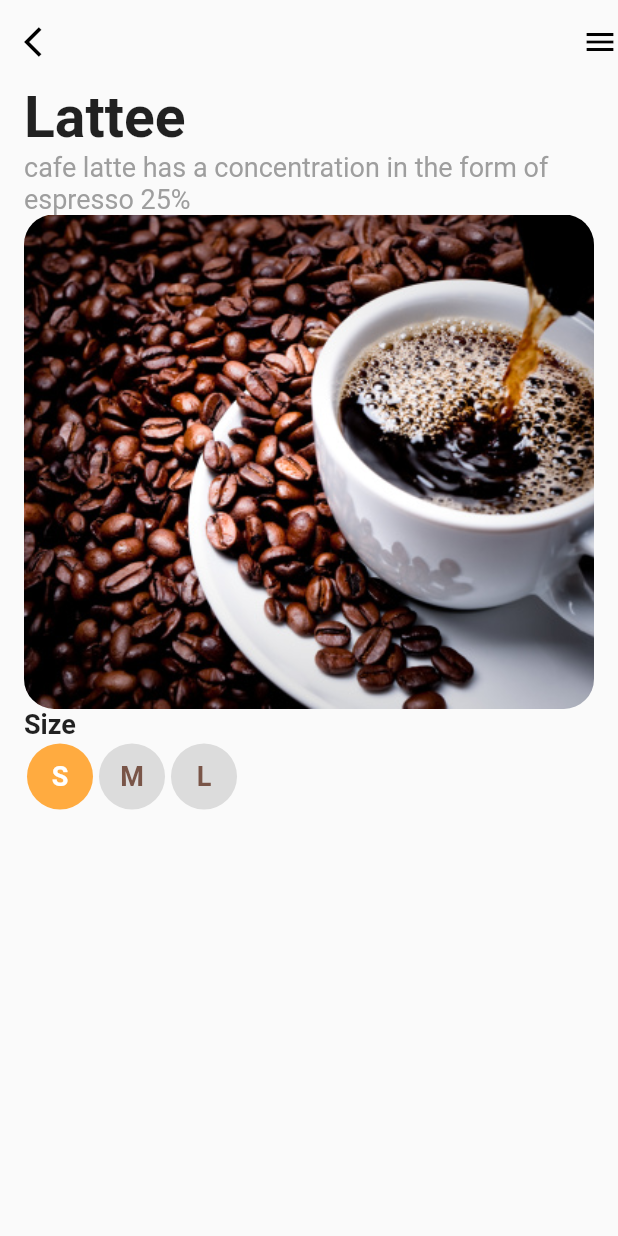
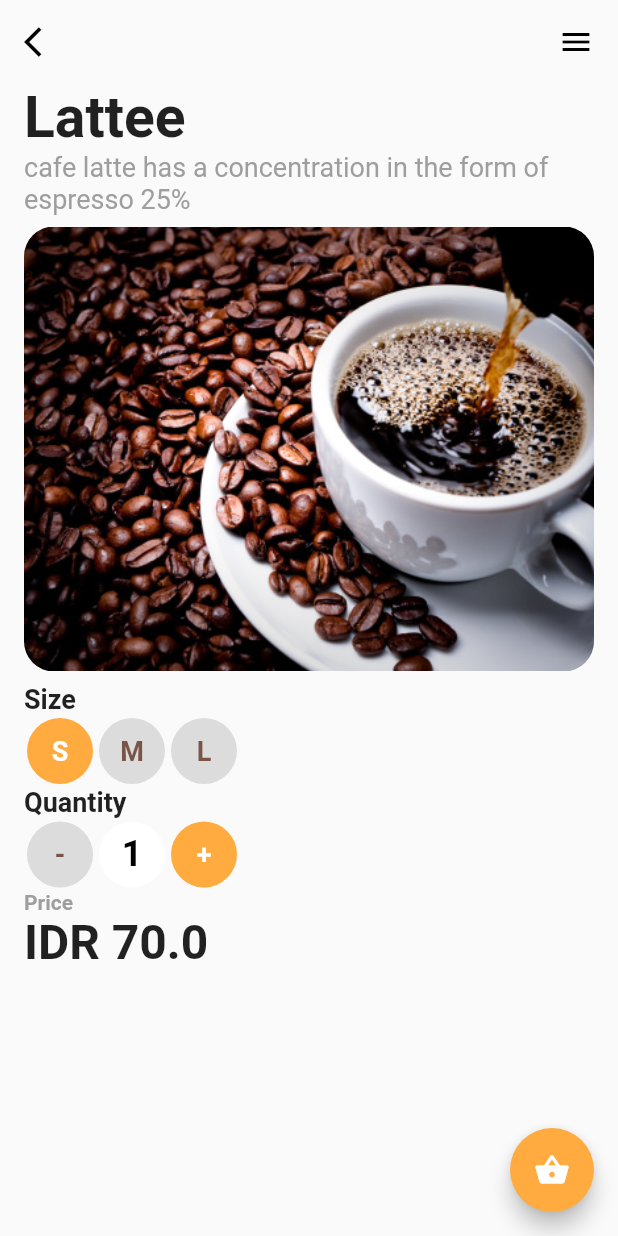
Before and after one commit to anasmj/Coffee-Shop, a Flutter app: the CoffeeDetails screen opened by its route, on a phone screen of 412 x 824 dp. Run offline on Flutter 3.47's test engine with Material 2 defaults, Android fonts, the phone set to English and light mode, and no system bars; our stand-ins replace floating_bottom_navigation_bar.

Commit message:
add: coffee details page completed

```diff
--- a/lib/main.dart
+++ b/lib/main.dart
@@ -14,7 +14,7 @@ class MyApp extends StatelessWidget {
     return MaterialApp(
       debugShowCheckedModeBanner: false,
       //home: HomePage(),
-      initialRoute: '/coffee_details',
+      initialRoute: '/',
       routes: {
         '/' : (context) => HomePage(),
         '/coffee_details' : (context) => CoffeeDetails()
--- /dev/null
+++ b/lib/screens/coffee details/coffe details page widget/toggle_quantity.dart
@@ -0,0 +1,78 @@
+import 'package:flutter/material.dart';
+class ToggleQuantity extends StatefulWidget {
+  const ToggleQuantity({Key? key}) : super(key: key);
+
+  @override
+  _ToggleQuantityState createState() => _ToggleQuantityState();
+}
+
+class _ToggleQuantityState extends State<ToggleQuantity> {
+  final Color activeBgColor = Colors.orangeAccent;
+  final Color disabledBgColor = Colors.black12;
+  final Color activeTextColor = Colors.white;
+  final Color disabledTextColor = Colors.brown;
+
+  final List<bool> _isQuantitySelected = [false, false ,true];
+  int selectedSizeNo = 2;
+  int quantity = 1;
+
+  @override
+  Widget build(BuildContext context) {
+    return  ToggleButtons(
+      isSelected: _isQuantitySelected,
+      splashColor: Colors.transparent,
+      fillColor: Colors.transparent,
+      renderBorder: false ,
+      children: [
+        getCircleAvatar(
+            text: '-',
+            bgColor: selectedSizeNo==0?  activeBgColor: disabledBgColor,
+            txtColor: selectedSizeNo==0?  activeTextColor: disabledTextColor
+        ),
+        getCircleAvatar(
+          text: quantity.toString(),
+          bgColor: Colors.white,
+          txtColor: Colors.black,
+          textSize: 24,
+        ),
+        getCircleAvatar(
+            text: '+',
+            bgColor: selectedSizeNo==2?  activeBgColor: disabledBgColor,
+            txtColor: selectedSizeNo==2?  activeTextColor: disabledTextColor
+        ),
+      ],
+      onPressed: (int newIndex) {
+        setState(() {
+          for (int index = 0; index < _isQuantitySelected.length; index++) {
+            index== newIndex? _isQuantitySelected[index] = true: _isQuantitySelected[index] = false;
+          }
+          if(newIndex == 0 && quantity >=2 ){
+            quantity -= 1;
+          }
+          else if (newIndex ==2){
+            quantity += 1;
+          }
+          selectedSizeNo = newIndex;
+        });
+      },
+    );
+  }
+  Widget getCircleAvatar ({
+    required String text,
+    required Color bgColor,
+    required Color txtColor,
+    double? textSize,
+
+  }) => CircleAvatar(
+    child: Text(
+      text,
+      style: TextStyle(
+          fontSize: textSize?? 18.0,
+          fontWeight: FontWeight.bold,
+          color: txtColor
+      ),
+    ),
+    backgroundColor:bgColor,
+    radius: 22,
+  );
+}
--- a/lib/screens/coffee details/coffee_details.dart
+++ b/lib/screens/coffee details/coffee_details.dart
@@ -1,48 +1,75 @@
 import 'package:flutter/material.dart';
 import 'package:order_coffee/screens/coffee%20details/coffe%20details%20page%20widget/toggle_coffee_size.dart';
+import 'package:order_coffee/screens/coffee%20details/coffe%20details%20page%20widget/toggle_quantity.dart';
 
 class CoffeeDetails extends StatelessWidget {
   CoffeeDetails({Key? key}) : super(key: key);
+
+  final double SIDE_SPACING= 16.0;
+  final Color activeBgColor = Colors.orangeAccent;
+  final Color disabledBgColor = Colors.black12;
+  final Color activeTextColor = Colors.white;
+  final Color disabledTextColor = Colors.brown;
 
   late double imageWidth ;
   @override
   Widget build(BuildContext context) {
     double screenWidth = MediaQuery.of(context).size.width;
-    imageWidth = screenWidth;
+    imageWidth = screenWidth*.9;
 
     return Scaffold(
       appBar: AppBar(
         elevation: 0,
         backgroundColor: Colors.transparent,
-        leading: const Icon(Icons.arrow_back_ios,color: Colors.black,),
-        actions: const [
-          Icon(Icons.menu, color: Colors.black,),
+        leading: GestureDetector(
+            onTap: ()=> Navigator.pop(context),
+            child: const Icon(Icons.arrow_back_ios,color: Colors.black,)),
+        actions: [
+          Padding(
+            padding: EdgeInsets.symmetric(horizontal: SIDE_SPACING),
+            child: const Icon(Icons.menu, color: Colors.black,),
+          ),
         ],
       ),
       body: Padding(
-        padding: const EdgeInsets.symmetric(horizontal:  16.0),
-        child: Column(
-          crossAxisAlignment: CrossAxisAlignment.start,
+        padding: EdgeInsets.symmetric(horizontal: SIDE_SPACING),
+        child: ListView(
           children:  [
             const Text(
               'Lattee',
               style: TextStyle(fontSize: 38, fontWeight: FontWeight.bold),
             ),
-            const Text(
-              'cafe latte has a concentration in the form of espresso 25%',
-              style: TextStyle(
-                fontSize: 18,
-                color: Colors.grey,
-              ),
+            coffeeDescription(),
+            Padding(
+              padding: const EdgeInsets.symmetric(vertical: 8.0),
+              child: getCoffeeImage(),
             ),
-            getCoffeeImage(),
-            const Text('Size',style: TextStyle(fontSize: 18,fontWeight: FontWeight.bold), ),
+            getTitle('Size'),
             ToggleCoffeeSize(),
+            getTitle('Quantity'),
+            const ToggleQuantity(),
+            const Text('Price', style: TextStyle(color: Colors.grey,fontWeight: FontWeight.bold),),
+            const Text('IDR 70.0', style: TextStyle(fontSize: 32, fontWeight: FontWeight.bold),),
+
           ],
         ),
       ),
+      floatingActionButtonLocation: FloatingActionButtonLocation.endFloat,
+      floatingActionButton: FloatingActionButton(
+        backgroundColor: Colors.orangeAccent,
+        child: Icon(Icons.shopping_basket_rounded),
+        onPressed: (){},
+      ),
     );
   }
+
+  Widget getTitle (String title )=> Text(
+    title,
+    style: const TextStyle(
+        fontSize: 18,fontWeight: FontWeight.bold
+    ),
+  );
+
   Widget getCoffeeImage (){
     return  Container(
       decoration: BoxDecoration(
@@ -56,4 +83,11 @@ class CoffeeDetails extends StatelessWidget {
       width: imageWidth,
     );
   }
+  Widget  coffeeDescription ()=> const Text(
+    'cafe latte has a concentration in the form of espresso 25%',
+    style: TextStyle(
+      fontSize: 18,
+      color: Colors.grey,
+    ),
+  );
 }
--- a/lib/screens/home page/home_page.dart
+++ b/lib/screens/home page/home_page.dart
@@ -33,9 +33,12 @@ class HomePage extends StatelessWidget {
         actions: [
           Padding(
             padding: EdgeInsets.symmetric(horizontal: sideSpacing),
-            child: const Icon(
-              Icons.shopping_cart,
-              color: Colors.black,
+            child: GestureDetector(
+              onTap: ()=> Navigator.pushNamed(context, '/coffee_details'),
+              child: const Icon(
+                Icons.shopping_cart,
+                color: Colors.black,
+              ),
             ),
           ),
         ],
```
Also changed, not shown: lib/screens/coffee details/coffe details page widget/toggle_coffee_size.dart (line endings or trailing spaces).
